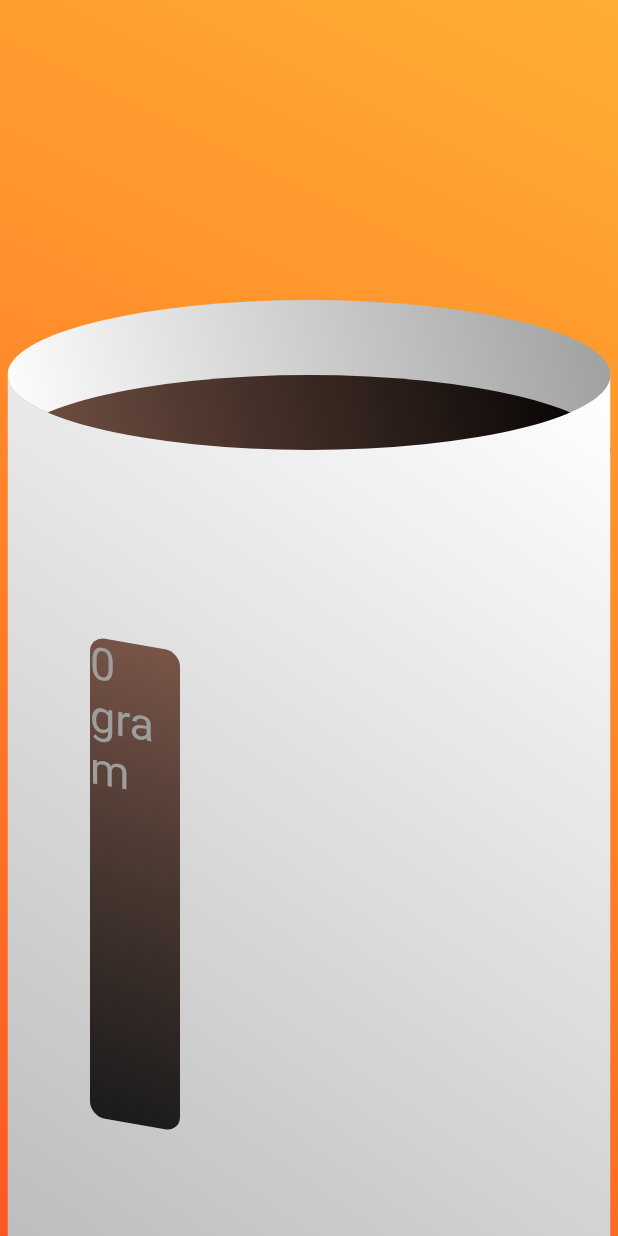
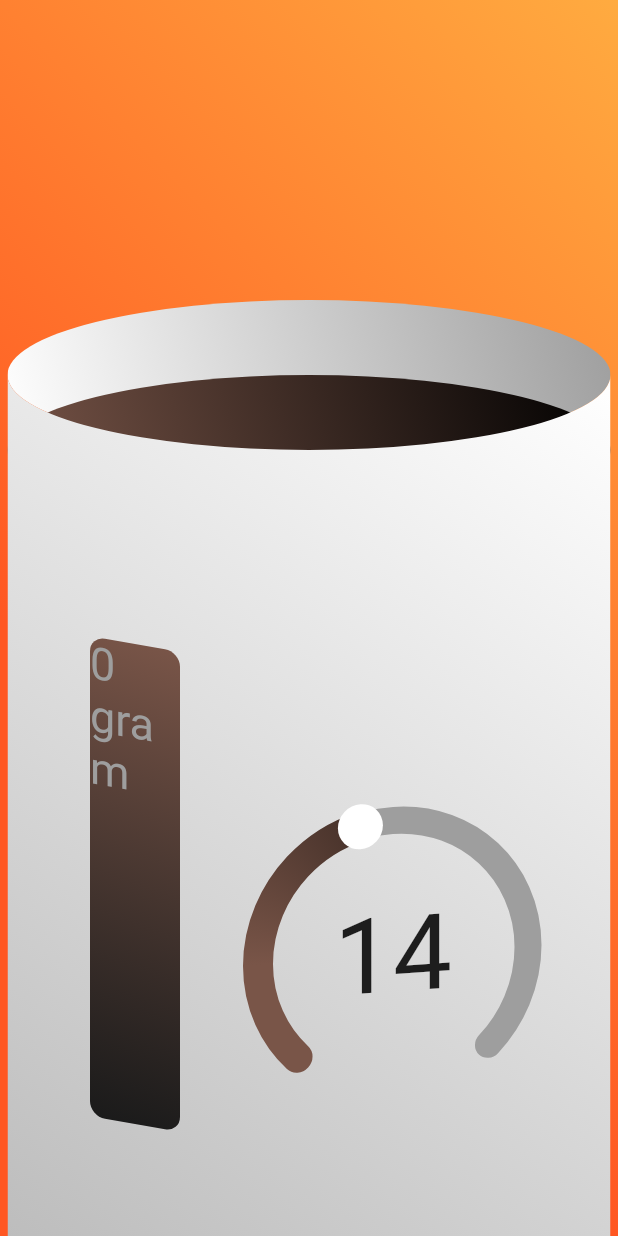
Before and after one commit to bjornnorgaard/brewbrah, a Flutter app: the screen it shows after launch, on a phone screen of 412 x 824 dp. Run offline on Flutter 3.47's test engine with Material 2 defaults, Android fonts, the phone set to English and light mode, and no system bars; drawn by our look-alikes of sleek_circular_slider.

Commit message:
Radial slider almost there

```diff
--- /dev/null
+++ b/brewbrah/lib/amout_gauge_slider.dart
@@ -0,0 +1,75 @@
+import 'package:flutter/material.dart';
+
+class AmountGaugeSlider extends StatefulWidget {
+  final double height;
+
+  AmountGaugeSlider({this.height = 350});
+
+  @override
+  _AmountGaugeSliderState createState() => _AmountGaugeSliderState();
+}
+
+class _AmountGaugeSliderState extends State<AmountGaugeSlider> {
+  double _dragPosition = 0;
+  double _dragPercentage = 0;
+
+  void _updateDragPosition(Offset val) {
+    double newDragPosition = 0;
+
+    if (val.dy <= 0) {
+      newDragPosition = 0;
+    } else if (val.dy >= widget.height) {
+      newDragPosition = widget.height;
+    } else {
+      newDragPosition = val.dy;
+    }
+
+    setState(() {
+      _dragPosition = newDragPosition;
+      _dragPercentage = (_dragPosition / widget.height - 1) * -1;
+    });
+  }
+
+  void _onDragStart(BuildContext context, DragStartDetails start) {
+    RenderBox box = context.findRenderObject();
+    Offset offset = box.globalToLocal(start.globalPosition);
+    _updateDragPosition(offset);
+  }
+
+  void _onDragUpdate(BuildContext context, DragUpdateDetails update) {
+    RenderBox box = context.findRenderObject();
+    Offset offset = box.globalToLocal(update.globalPosition);
+    _updateDragPosition(offset);
+  }
+
+  void _onDragEnd(BuildContext context, DragEndDetails update) {
+    setState(() {
+      // Something...
+    });
+  }
+
+  @override
+  Widget build(BuildContext context) {
+    return GestureDetector(
+      onVerticalDragUpdate: (update) => _onDragUpdate(context, update),
+      onVerticalDragStart: (start) => _onDragStart(context, start),
+      onVerticalDragEnd: (end) => _onDragEnd(context, end),
+      child: Container(
+        height: 320,
+        width: 60,
+        child: Text(
+          "${(_dragPercentage * 1000).toStringAsFixed(0)}\ngram",
+          style: TextStyle(fontSize: 30, color: Colors.grey),
+        ),
+        decoration: BoxDecoration(
+          borderRadius: BorderRadius.circular(10),
+          gradient: LinearGradient(
+            colors: [Colors.brown, Colors.black87],
+            begin: Alignment.topRight,
+            end: Alignment.bottomLeft,
+          ),
+        ),
+      ),
+    );
+  }
+}
--- a/brewbrah/lib/coffee.dart
+++ b/brewbrah/lib/coffee.dart
@@ -1,3 +1,5 @@
+import 'package:brewbrah/amout_gauge_slider.dart';
+import 'package:brewbrah/ratio_slider.dart';
 import 'package:flutter/cupertino.dart';
 import 'package:flutter/material.dart';
 import 'package:flutter/widgets.dart';
@@ -23,9 +25,12 @@ class _CoffeeState extends State<Coffee> {
             child: Container(
               decoration: BoxDecoration(
                 gradient: LinearGradient(
-                  colors: [Colors.orange.withOpacity(0.8), Colors.deepOrange],
+                  colors: [
+                    Colors.orangeAccent,
+                    Colors.deepOrange,
+                  ],
                   begin: Alignment.topRight,
-                  end: Alignment.bottomLeft,
+                  end: Alignment.centerLeft,
                 ),
               ),
             ),
@@ -87,86 +92,20 @@ class _CoffeeState extends State<Coffee> {
           Positioned(
             bottom: 80,
             left: 60,
-            child: AmountGaugeSlider(),
+            child: Transform(
+              transform: Matrix4.skewY(0.175),
+              child: AmountGaugeSlider(),
+            ),
+          ),
+          Positioned(
+            bottom: 80,
+            right: 50,
+            child: Transform(
+              transform: Matrix4.skewY(-0.07),
+              child: RatioSlider(),
+            ),
           ),
         ],
-      ),
-    );
-  }
-}
-
-class AmountGaugeSlider extends StatefulWidget {
-  final double height;
-
-  AmountGaugeSlider({this.height = 350});
-
-  @override
-  _AmountGaugeSliderState createState() => _AmountGaugeSliderState();
-}
-
-class _AmountGaugeSliderState extends State<AmountGaugeSlider> {
-  double _dragPosition = 0;
-  double _dragPercentage = 0;
-
-  void _updateDragPosition(Offset val) {
-    double newDragPosition = 0;
-
-    if (val.dy <= 0) {
-      newDragPosition = 0;
-    } else if (val.dy >= widget.height) {
-      newDragPosition = widget.height;
-    } else {
-      newDragPosition = val.dy;
-    }
-
-    setState(() {
-      _dragPosition = newDragPosition;
-      _dragPercentage = (_dragPosition / widget.height - 1) * -1;
-    });
-  }
-
-  void _onDragStart(BuildContext context, DragStartDetails start) {
-    RenderBox box = context.findRenderObject();
-    Offset offset = box.globalToLocal(start.globalPosition);
-    _updateDragPosition(offset);
-  }
-
-  void _onDragUpdate(BuildContext context, DragUpdateDetails update) {
-    RenderBox box = context.findRenderObject();
-    Offset offset = box.globalToLocal(update.globalPosition);
-    _updateDragPosition(offset);
-  }
-
-  void _onDragEnd(BuildContext context, DragEndDetails update) {
-    setState(() {
-      // Something...
-    });
-  }
-
-  @override
-  Widget build(BuildContext context) {
-    return Transform(
-      transform: Matrix4.skewY(0.175),
-      child: GestureDetector(
-        onVerticalDragUpdate: (update) => _onDragUpdate(context, update),
-        onVerticalDragStart: (start) => _onDragStart(context, start),
-        onVerticalDragEnd: (end) => _onDragEnd(context, end),
-        child: Container(
-          height: 320,
-          width: 60,
-          child: Text(
-            "${(_dragPercentage * 1000).toStringAsFixed(0)}\ngram",
-            style: TextStyle(fontSize: 30, color: Colors.grey),
-          ),
-          decoration: BoxDecoration(
-            borderRadius: BorderRadius.circular(10),
-            gradient: LinearGradient(
-              colors: [Colors.brown, Colors.black87],
-              begin: Alignment.topRight,
-              end: Alignment.bottomLeft,
-            ),
-          ),
-        ),
       ),
     );
   }
--- /dev/null
+++ b/brewbrah/lib/ratio_slider.dart
@@ -0,0 +1,60 @@
+import 'package:flutter/material.dart';
+import 'package:sleek_circular_slider/sleek_circular_slider.dart';
+
+class RatioSlider extends StatefulWidget {
+  @override
+  _RatioSliderState createState() => _RatioSliderState();
+}
+
+class _RatioSliderState extends State<RatioSlider> {
+  double _currentRatio = 14;
+
+  @override
+  Widget build(BuildContext context) {
+    return Container(
+      child: Stack(
+        children: <Widget>[
+          Container(
+            decoration: BoxDecoration(
+              shape: BoxShape.circle,
+            ),
+            child: SleekCircularSlider(
+              appearance: CircularSliderAppearance(
+                size: 200,
+                startAngle: 135,
+                angleRange: 270,
+                customColors: CustomSliderColors(
+                  progressBarColors: [
+                    Colors.brown,
+                    Colors.brown,
+                    Colors.black,
+                  ],
+                  trackColor: Colors.grey,
+                  shadowColor: Colors.brown,
+                  hideShadow: true,
+                ),
+                customWidths: CustomSliderWidths(
+                  handlerSize: 15,
+                  progressBarWidth: 20,
+                  trackWidth: 18,
+                ),
+                infoProperties: InfoProperties(
+                  mainLabelStyle: TextStyle(fontSize: 70),
+                  modifier: (value) => "${value.ceil()}",
+                ),
+              ),
+              min: 1,
+              max: 30,
+              initialValue: 14,
+              onChange: (value) {
+                setState(() {
+                  _currentRatio = value;
+                });
+              },
+            ),
+          ),
+        ],
+      ),
+    );
+  }
+}
--- a/brewbrah/pubspec.yaml
+++ b/brewbrah/pubspec.yaml
@@ -28,6 +28,7 @@ dependencies:
 dev_dependencies:
   flutter_test:
     sdk: flutter
+  sleek_circular_slider: 1.1.0
 
 # For information on the generic Dart part of this file, see the
 # following page: https://dart.dev/tools/pub/pubspec
```
Also changed, not shown: brewbrah/pubspec.lock.
